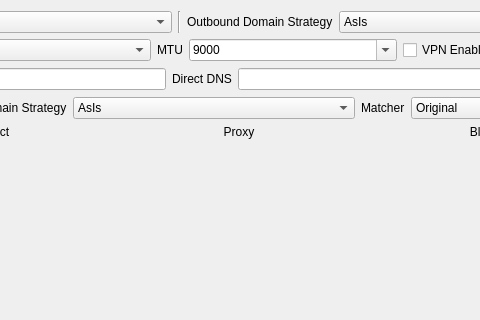
Before: the Qt Designer form ui/dialog_manage_routes.ui in MatsuriDayo/nekoray, drawn with Qt 5; both pictures show x 185 to 665 and y 0 to 320 of the 800 by 600 pixel window.
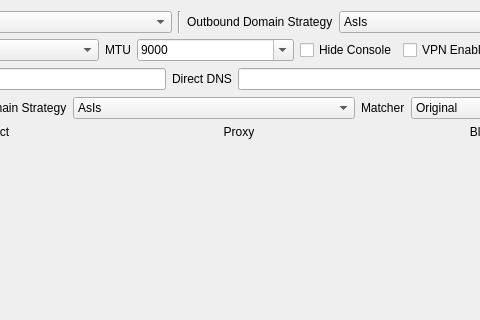
After: the same form once the commit is applied.

Commit message: feat: vpn hide console

The edit to the form file:
```diff
--- a/ui/dialog_manage_routes.ui
+++ b/ui/dialog_manage_routes.ui
@@ -175,6 +175,19 @@
            </item>
           </widget>
          </item>
+         <item>
+          <widget class="QCheckBox" name="hide_console">
+           <property name="sizePolicy">
+            <sizepolicy hsizetype="Maximum" vsizetype="Fixed">
+             <horstretch>0</horstretch>
+             <verstretch>0</verstretch>
+            </sizepolicy>
+           </property>
+           <property name="text">
+            <string>Hide Console</string>
+           </property>
+          </widget>
+         </item>
          <item>
           <widget class="QCheckBox" name="vpn_ipv6">
            <property name="sizePolicy">
```
The commit also changes 7 other files.
